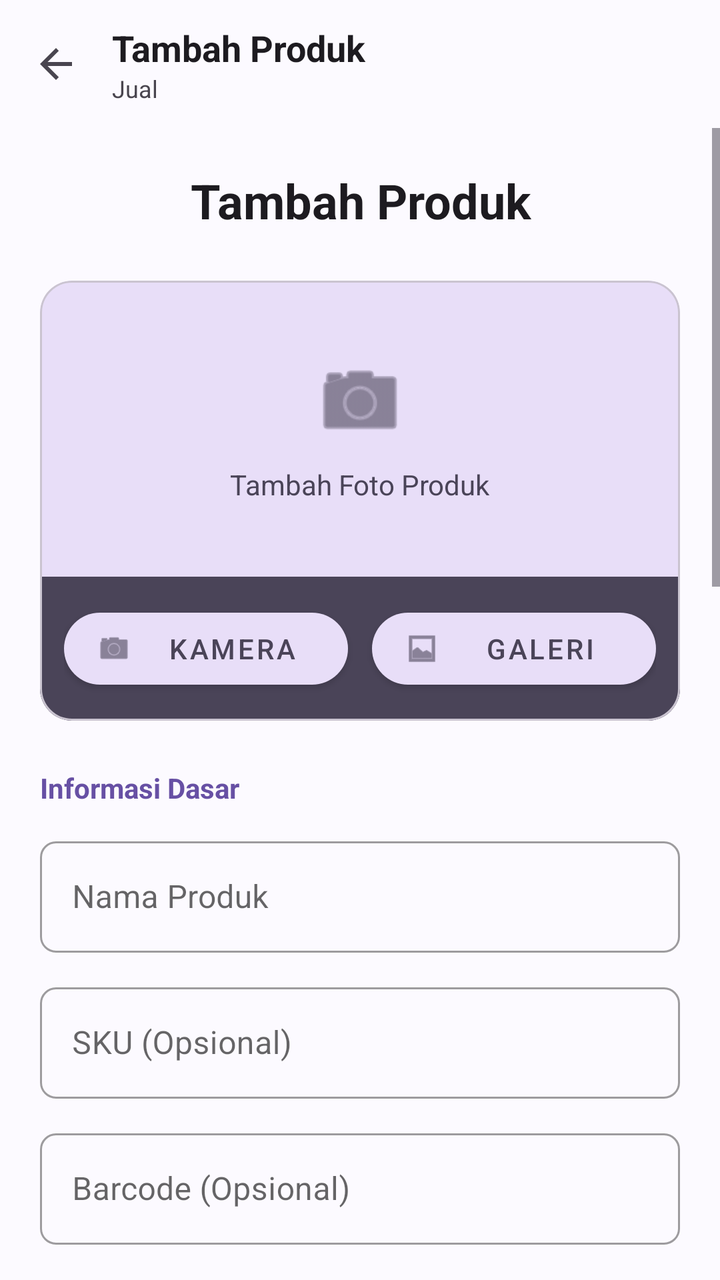
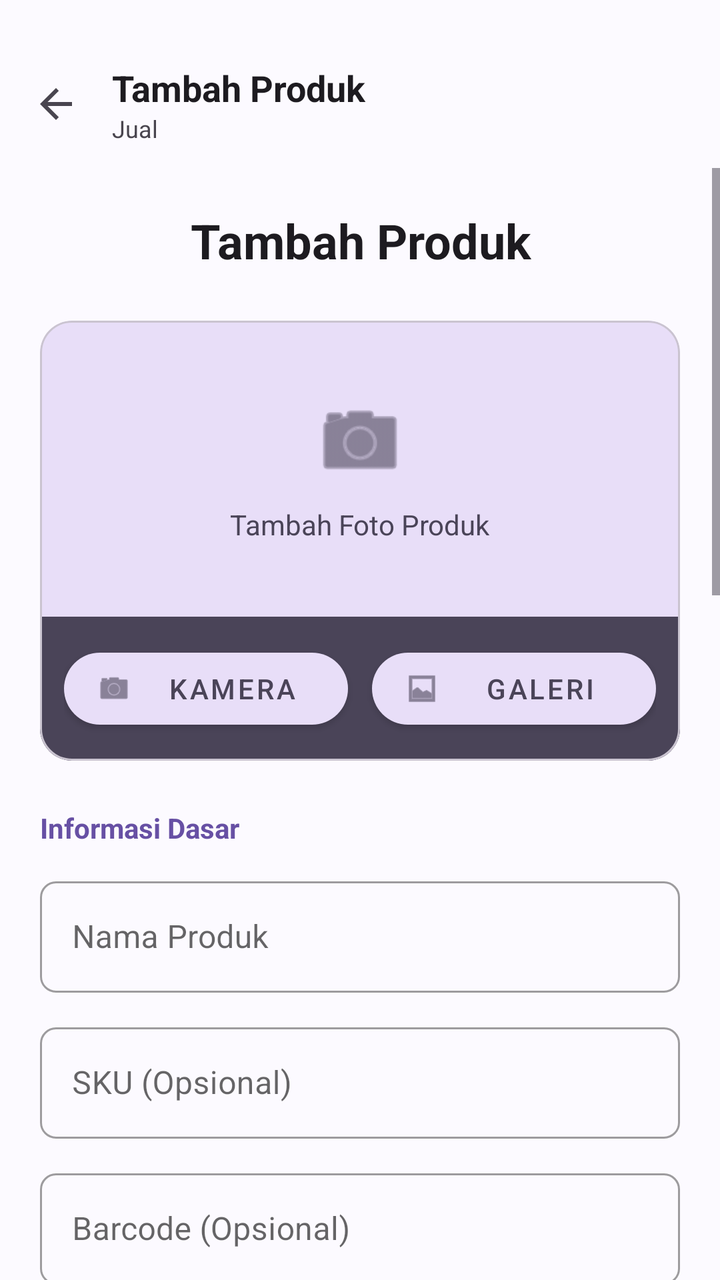

Screens rendered from an Android XML layout before and after an edit, with the pre-edit source and the edit as a unified diff.
<!-- AndroidManifest.xml: application theme Theme.PenjualanDev -->
<!-- res/layout/activity_tambah_produk.xml -->
<?xml version="1.0" encoding="utf-8"?>
<LinearLayout xmlns:android="http://schemas.android.com/apk/res/android"
    xmlns:app="http://schemas.android.com/apk/res-auto"
    xmlns:tools="http://schemas.android.com/tools"
    android:layout_width="match_parent"
    android:layout_height="match_parent"
    android:orientation="vertical"
    android:background="@color/colorPageBackground"
    tools:context=".produk.TambahProdukActivity">

    
    <com.google.android.material.appbar.AppBarLayout
        android:layout_width="match_parent"
        android:layout_height="wrap_content"
        app:elevation="0dp"
        android:background="@color/colorPageBackground">

        <androidx.appcompat.widget.Toolbar
            android:id="@+id/toolbar"
            android:layout_width="match_parent"
            android:layout_height="?attr/actionBarSize"
            app:navigationIcon="?homeAsUpIndicator">

            <LinearLayout
                android:layout_width="wrap_content"
                android:layout_height="wrap_content"
                android:orientation="vertical">

                <TextView
                    android:layout_width="wrap_content"
                    android:layout_height="wrap_content"
                    android:text="Tambah Produk"
                    android:textColor="@color/colorToolbarTitle"
                    android:textSize="18sp"
                    android:textStyle="bold" />

                <TextView
                    android:layout_width="wrap_content"
                    android:layout_height="wrap_content"
                    android:text="Jual"
                    android:textColor="@color/colorToolbarSubtitle"
                    android:textSize="12sp" />
            </LinearLayout>
        </androidx.appcompat.widget.Toolbar>
    </com.google.android.material.appbar.AppBarLayout>

    <ScrollView
        android:layout_width="match_parent"
        android:layout_height="0dp"
        android:layout_weight="1"
        android:fillViewport="true">

        <LinearLayout
            android:layout_width="match_parent"
            android:layout_height="wrap_content"
            android:orientation="vertical"
            android:padding="20dp">

            
            <TextView
                android:layout_width="match_parent"
                android:layout_height="wrap_content"
                android:text="Tambah Produk"
                android:textAlignment="center"
                android:textColor="@color/colorToolbarTitle"
                android:textSize="24sp"
                android:textStyle="bold"
                android:layout_marginBottom="24dp" />

            
            
            <com.google.android.material.card.MaterialCardView
                android:layout_width="match_parent"
                android:layout_height="220dp"
                app:cardCornerRadius="16dp"
                app:cardElevation="0dp"
                app:strokeWidth="1dp"
                app:strokeColor="@color/colorOutlineStroke"
                android:layout_marginBottom="24dp">

                <LinearLayout
                    android:layout_width="match_parent"
                    android:layout_height="match_parent"
                    android:orientation="vertical"
                    android:background="@color/colorPhotoAreaBg">

                    
                    <LinearLayout
                        android:layout_width="match_parent"
                        android:layout_height="0dp"
                        android:layout_weight="1"
                        android:gravity="center"
                        android:orientation="vertical">

                        <ImageView
                            android:id="@+id/img_preview"
                            android:layout_width="48dp"
                            android:layout_height="48dp"
                            android:src="@android:drawable/ic_menu_camera"
                            app:tint="@color/colorPhotoAreaText"/>

                        <TextView
                            android:layout_width="wrap_content"
                            android:layout_height="wrap_content"
                            android:layout_marginTop="8dp"
                            android:text="Tambah Foto Produk"
                            android:textColor="@color/colorPhotoAreaText"
                            android:textSize="14sp" />
                    </LinearLayout>

                    
                    <LinearLayout
                        android:layout_width="match_parent"
                        android:layout_height="wrap_content"
                        android:orientation="horizontal"
                        android:padding="12dp"
                        android:background="@color/colorPhotoBarBg">

                        <com.google.android.material.button.MaterialButton
                            android:id="@+id/btn_kamera"
                            style="@style/Widget.MaterialComponents.Button"
                            android:layout_width="0dp"
                            android:layout_height="wrap_content"
                            android:layout_weight="1"
                            android:layout_marginEnd="6dp"
                            app:backgroundTint="@color/colorPhotoButtonBg"
                            android:text="Kamera"
                            android:textColor="@color/colorPhotoButtonText"
                            app:icon="@android:drawable/ic_menu_camera"
                            app:iconTint="@color/colorPhotoButtonText"
                            app:cornerRadius="24dp"/>

                        <com.google.android.material.button.MaterialButton
                            android:id="@+id/btn_galeri"
                            style="@style/Widget.MaterialComponents.Button"
                            android:layout_width="0dp"
                            android:layout_height="wrap_content"
                            android:layout_weight="1"
                            android:layout_marginStart="6dp"
                            app:backgroundTint="@color/colorPhotoButtonBg"
                            android:text="Galeri"
                            android:textColor="@color/colorPhotoButtonText"
                            app:icon="@android:drawable/ic_menu_gallery"
                            app:iconTint="@color/colorPhotoButtonText"
                            app:cornerRadius="24dp"/>
                    </LinearLayout>
                </LinearLayout>
            </com.google.android.material.card.MaterialCardView>

            
            <TextView
                android:layout_width="wrap_content"
                android:layout_height="wrap_content"
                android:text="Informasi Dasar"
                android:textColor="@color/colorSectionTitle"
                android:textStyle="bold"
                android:layout_marginBottom="12dp"/>

            
            <com.google.android.material.textfield.TextInputLayout
                style="@style/Widget.MaterialComponents.TextInputLayout.OutlinedBox"
                android:layout_width="match_parent"
                android:layout_height="wrap_content"
                android:layout_marginBottom="12dp"
                app:boxCornerRadiusTopStart="8dp"
                app:boxCornerRadiusTopEnd="8dp"
                app:boxCornerRadiusBottomStart="8dp"
                app:boxCornerRadiusBottomEnd="8dp">

                <com.google.android.material.textfield.TextInputEditText
                    android:id="@+id/et_nama_produk"
                    android:layout_width="match_parent"
                    android:layout_height="wrap_content"
                    android:hint="Nama Produk"
                    android:textColor="@color/colorPrimaryText"
                    android:textColorHint="@color/colorHint"
                    android:inputType="text" />
            </com.google.android.material.textfield.TextInputLayout>

            
            <com.google.android.material.textfield.TextInputLayout
                style="@style/Widget.MaterialComponents.TextInputLayout.OutlinedBox"
                android:layout_width="match_parent"
                android:layout_height="wrap_content"
                android:layout_marginBottom="12dp"
                app:boxCornerRadiusTopStart="8dp"
                app:boxCornerRadiusTopEnd="8dp"
                app:boxCornerRadiusBottomStart="8dp"
                app:boxCornerRadiusBottomEnd="8dp">

                <com.google.android.material.textfield.TextInputEditText
                    android:id="@+id/et_sku"
                    android:layout_width="match_parent"
                    android:layout_height="wrap_content"
                    android:hint="SKU (Opsional)"
                    android:textColor="@color/colorPrimaryText"
                    android:textColorHint="@color/colorHint"
                    android:inputType="text" />
            </com.google.android.material.textfield.TextInputLayout>

            
            <com.google.android.material.textfield.TextInputLayout
                style="@style/Widget.MaterialComponents.TextInputLayout.OutlinedBox"
                android:layout_width="match_parent"
                android:layout_height="wrap_content"
                android:layout_marginBottom="24dp"
                app:boxCornerRadiusTopStart="8dp"
                app:boxCornerRadiusTopEnd="8dp"
                app:boxCornerRadiusBottomStart="8dp"
                app:boxCornerRadiusBottomEnd="8dp">

                <com.google.android.material.textfield.TextInputEditText
                    android:id="@+id/et_barcode"
                    android:layout_width="match_parent"
                    android:layout_height="wrap_content"
                    android:hint="Barcode (Opsional)"
                    android:textColor="@color/colorPrimaryText"
                    android:textColorHint="@color/colorHint"
                    android:inputType="text" />
            </com.google.android.material.textfield.TextInputLayout>

            
            <TextView
                android:layout_width="wrap_content"
                android:layout_height="wrap_content"
                android:text="Kategori"
                android:textColor="@color/colorSectionTitle"
                android:textStyle="bold"
                android:layout_marginBottom="12dp"/>

            
            <com.google.android.material.button.MaterialButton
                android:id="@+id/btn_pilih_kategori"
                style="@style/Widget.MaterialComponents.Button.OutlinedButton"
                android:layout_width="match_parent"
                android:layout_height="56dp"
                android:layout_marginBottom="24dp"
                android:text="Pilih Kategori"
                android:textColor="@color/colorSectionTitle"
                app:strokeColor="@color/colorSectionTitle"
                app:cornerRadius="28dp" />

            
            <TextView
                android:layout_width="wrap_content"
                android:layout_height="wrap_content"
                android:text="Cabang"
                android:textColor="@color/colorSectionTitle"
                android:textStyle="bold"
                android:layout_marginBottom="12dp"/>

            
            <com.google.android.material.button.MaterialButton
                android:id="@+id/btn_pilih_cabang"
                style="@style/Widget.MaterialComponents.Button.OutlinedButton"
                android:layout_width="match_parent"
                android:layout_height="56dp"
                android:layout_marginBottom="24dp"
                android:text="Pilih Cabang"
                android:textColor="@color/colorSectionTitle"
                app:strokeColor="@color/colorSectionTitle"
                app:cornerRadius="28dp" />

            
            <TextView
                android:layout_width="wrap_content"
                android:layout_height="wrap_content"
                android:text="Harga \u0026 Keuntungan"
                android:textColor="@color/colorSectionTitle"
                android:textStyle="bold"
                android:layout_marginBottom="12dp"/>

            
            <com.google.android.material.textfield.TextInputLayout
                style="@style/Widget.MaterialComponents.TextInputLayout.OutlinedBox"
                android:layout_width="match_parent"
                android:layout_height="wrap_content"
                android:layout_marginBottom="12dp"
                app:boxCornerRadiusTopStart="8dp"
                app:boxCornerRadiusTopEnd="8dp"
                app:boxCornerRadiusBottomStart="8dp"
                app:boxCornerRadiusBottomEnd="8dp">

                <com.google.android.material.textfield.TextInputEditText
                    android:id="@+id/et_harga_beli"
                    android:layout_width="match_parent"
                    android:layout_height="wrap_content"
                    android:hint="Harga Beli"
                    android:textColor="@color/colorPrimaryText"
                    android:textColorHint="@color/colorHint"
                    android:inputType="number" />
            </com.google.android.material.textfield.TextInputLayout>

            
            <com.google.android.material.textfield.TextInputLayout
                style="@style/Widget.MaterialComponents.TextInputLayout.OutlinedBox.ExposedDropdownMenu"
                android:layout_width="match_parent"
                android:layout_height="wrap_content"
                android:layout_marginBottom="12dp"
                android:hint="Tipe Keuntungan"
                app:boxCornerRadiusTopStart="8dp"
                app:boxCornerRadiusTopEnd="8dp"
                app:boxCornerRadiusBottomStart="8dp"
                app:boxCornerRadiusBottomEnd="8dp">

                <AutoCompleteTextView
                    android:id="@+id/spinner_tipe_keuntungan"
                    android:layout_width="match_parent"
                    android:layout_height="wrap_content"
                    android:inputType="none"
                    android:textColor="@color/colorPrimaryText"
                    android:textColorHint="@color/colorHint"
                    android:text="Persentase (%)" />
            </com.google.android.material.textfield.TextInputLayout>

            <com.google.android.material.textfield.TextInputLayout
                style="@style/Widget.MaterialComponents.TextInputLayout.OutlinedBox"
                android:layout_width="match_parent"
                android:layout_height="wrap_content"
                android:layout_marginBottom="12dp"
                app:boxCornerRadiusTopStart="8dp"
                app:boxCornerRadiusTopEnd="8dp"
                app:boxCornerRadiusBottomStart="8dp"
                app:boxCornerRadiusBottomEnd="8dp">

                <com.google.android.material.textfield.TextInputEditText
                    android:id="@+id/et_nilai_profit"
                    android:layout_width="match_parent"
                    android:layout_height="wrap_content"
                    android:hint="Nilai Profit"
                    android:textColor="@color/colorPrimaryText"
                    android:textColorHint="@color/colorHint"
                    android:inputType="numberDecimal" />
            </com.google.android.material.textfield.TextInputLayout>

            
            <com.google.android.material.textfield.TextInputLayout
                style="@style/Widget.MaterialComponents.TextInputLayout.OutlinedBox"
                android:layout_width="match_parent"
                android:layout_height="wrap_content"
                app:boxCornerRadiusTopStart="8dp"
                app:boxCornerRadiusTopEnd="8dp"
                app:boxCornerRadiusBottomStart="8dp"
                app:boxCornerRadiusBottomEnd="8dp">

                <com.google.android.material.textfield.TextInputEditText
                    android:id="@+id/et_harga_jual"
                    android:layout_width="match_parent"
                    android:layout_height="wrap_content"
                    android:hint="Harga Jual"
                    android:textStyle="bold"
                    android:textColor="@color/colorPrimaryText"
                    android:textColorHint="@color/colorHint"
                    android:inputType="number" />
            </com.google.android.material.textfield.TextInputLayout>

            <TextView
                android:layout_width="wrap_content"
                android:layout_height="wrap_content"
                android:text="(Otomatis terhitung)"
                android:textSize="12sp"
                android:textColor="@color/colorSubtitleText"
                android:layout_marginBottom="24dp"
                android:layout_marginTop="4dp"/>

            
            <TextView
                android:layout_width="wrap_content"
                android:layout_height="wrap_content"
                android:text="Manajemen Stok"
                android:textColor="@color/colorSectionTitle"
                android:textStyle="bold"
                android:layout_marginBottom="12dp"/>

            
            <com.google.android.material.textfield.TextInputLayout
                style="@style/Widget.MaterialComponents.TextInputLayout.OutlinedBox"
                android:layout_width="match_parent"
                android:layout_height="wrap_content"
                android:layout_marginBottom="8dp"
                app:boxCornerRadiusTopStart="8dp"
                app:boxCornerRadiusTopEnd="8dp"
                app:boxCornerRadiusBottomStart="8dp"
                app:boxCornerRadiusBottomEnd="8dp">

                <com.google.android.material.textfield.TextInputEditText
                    android:id="@+id/et_stok"
                    android:layout_width="match_parent"
                    android:layout_height="wrap_content"
                    android:hint="Stok"
                    android:textColor="@color/colorPrimaryText"
                    android:textColorHint="@color/colorHint"
                    android:inputType="number" />
            </com.google.android.material.textfield.TextInputLayout>

            
            <com.google.android.material.checkbox.MaterialCheckBox
                android:id="@+id/cb_stok_tanpa_batas"
                android:layout_width="wrap_content"
                android:layout_height="wrap_content"
                android:text="Stok Tak Terbatas"
                android:textSize="14sp"
                android:textColor="@color/colorSubtitleText"
                android:layout_marginBottom="32dp" />

            
            <com.google.android.material.button.MaterialButton
                android:id="@+id/btn_simpan"
                android:layout_width="match_parent"
                android:layout_height="56dp"
                android:text="Simpan"
                android:textColor="@android:color/white"
                app:backgroundTint="#6750A4"
                app:cornerRadius="28dp"
                android:layout_marginBottom="32dp"/>

        </LinearLayout>
    </ScrollView>
</LinearLayout>
<!-- resources referenced by this layout -->
<resources>
  <color name="colorHint">#49454E</color>
  <color name="colorOutlineStroke">#CAC4D0</color>
  <color name="colorPageBackground">#FCFAFF</color>
  <color name="colorPhotoAreaBg">#E8DEF8</color>
  <color name="colorPhotoAreaText">#4A4458</color>
  <color name="colorPhotoBarBg">#4A4458</color>
  <color name="colorPhotoButtonBg">#E8DEF8</color>
  <color name="colorPhotoButtonText">#4A4458</color>
  <color name="colorPrimaryText">#000000</color>
  <color name="colorSectionTitle">#6750A4</color>
  <color name="colorSubtitleText">#49454E</color>
  <color name="colorToolbarSubtitle">#49454E</color>
  <color name="colorToolbarTitle">#1D1B20</color>
  <style name="Theme.PenjualanDev" parent="Base.Theme.PenjualanDev" />
  <style name="Base.Theme.PenjualanDev" parent="Theme.Material3.DayNight.NoActionBar">
          
          <item name="colorPrimary">@color/colorAccent</item>
          <item name="colorOnPrimary">@color/white</item>
          
          <item name="colorSecondary">@color/colorButtonBackground</item>
          <item name="colorOnSecondary">@color/white</item>
          
          <item name="android:statusBarColor">?attr/colorSurface</item>
          
          <item name="colorSurface">@color/colorScreenBackground</item>
          <item name="colorOnSurface">@color/colorPrimaryText</item>
          <item name="colorSurfaceContainer">@color/colorCardBackground</item>
          <item name="colorOnSurfaceVariant">@color/colorSecondaryText</item>
      </style>
  <color name="colorAccent">#fe6e28</color>
  <color name="white">#FFFFFFFF</color>
  <color name="colorButtonBackground">#2151f9</color>
  <color name="colorScreenBackground">#F5F5F5</color>
  <color name="colorCardBackground">#FFFFFF</color>
  <color name="colorSecondaryText">#B3B3B3</color>
</resources>

<!-- the commit's change to res/layout/activity_tambah_produk.xml (unified diff, before → after) -->
@@ -18,6 +18,7 @@
         <androidx.appcompat.widget.Toolbar
             android:id="@+id/toolbar"
             android:layout_width="match_parent"
+            android:layout_marginTop="20dp"
             android:layout_height="?attr/actionBarSize"
             app:navigationIcon="?homeAsUpIndicator">
 
